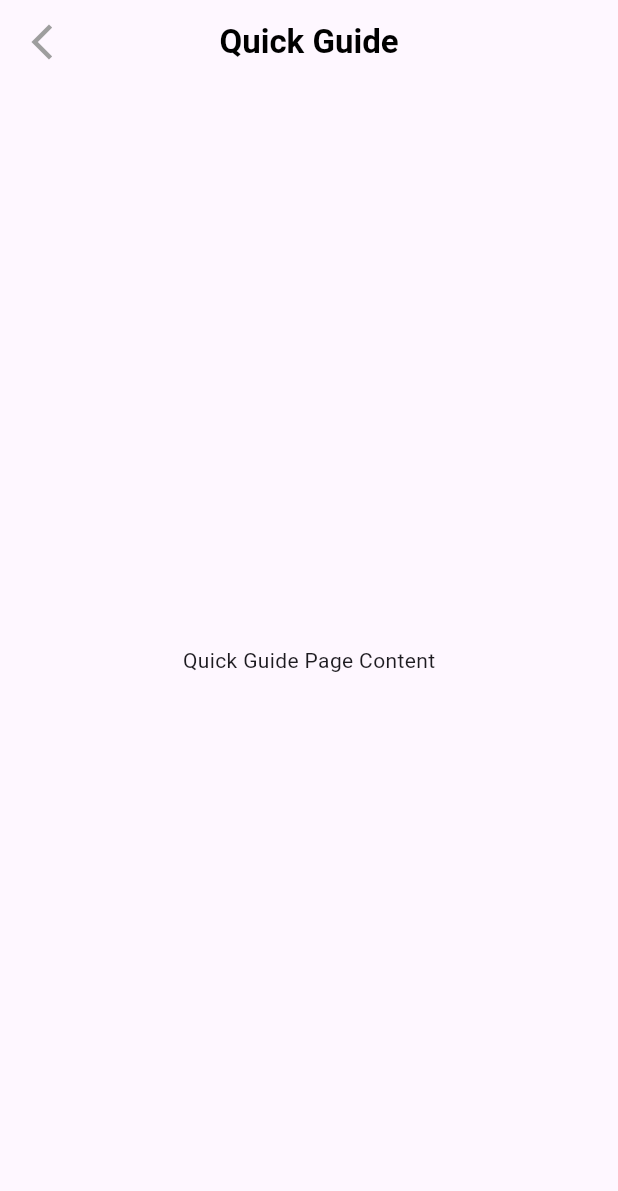
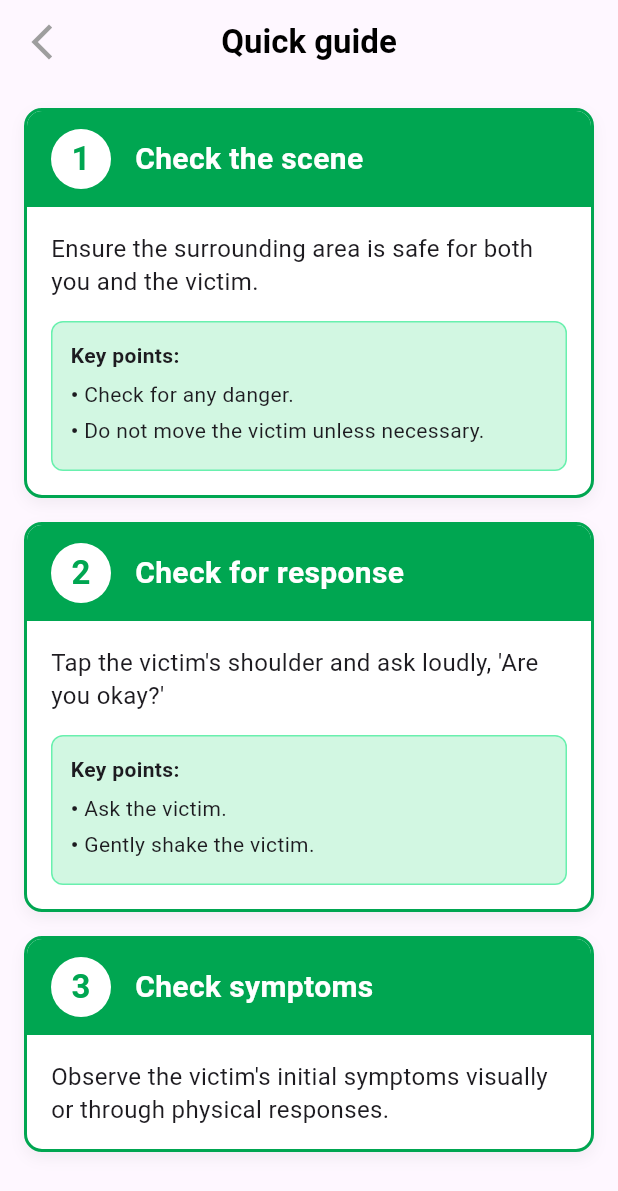
Before and after one commit to NyoronZ/204311_StayAlive, a Flutter app: the QuickGuideScreen screen opened by its route, on a phone screen of 412 x 824 dp. Shown: the top 1191 px of the screen. Run offline on Flutter 3.47's test engine with Material 3 defaults, Android fonts, the light colour scheme and no system bars.

Commit message:
commits for pulling

```diff
--- a/lib/core/language_provider.dart
+++ b/lib/core/language_provider.dart
@@ -54,6 +54,34 @@ class LanguageProvider extends ChangeNotifier {
         'medical_ref': 'Medical References',
         'select_lang': 'Select Language',
       },
+      'quick_guide_cards': [
+        {
+          'number': '1',
+          'title': 'Check the scene',
+          'description': 'Ensure the surrounding area is safe for both you and the victim.',
+          'keyPoints': [
+            'Check for any danger.',
+            'Do not move the victim unless necessary.',
+          ],
+        },
+        {
+          'number': '2',
+          'title': 'Check for response',
+          'description': 'Tap the victim\'s shoulder and ask loudly, \'Are you okay?\'',
+          'keyPoints': [
+            'Ask the victim.',
+            'Gently shake the victim.',
+          ],
+        },
+        {
+          'number': '3',
+          'title': 'Check symptoms',
+          'description': 'Observe the victim\'s initial symptoms visually or through physical responses.',
+        },
+      ],
+      'quick-guide': {
+        'key-points': 'Key points:',
+      },
     },
     'th': {
       'common': {
@@ -103,6 +131,34 @@ class LanguageProvider extends ChangeNotifier {
         'medical_ref': 'อ้างอิงทางการแพทย์',
         'select_lang': 'เลือกภาษา',
       },
+      'quick_guide_cards': [
+        {
+          'number': '1',
+          'title': 'ตรวจสอบพื้นที่',
+          'description': 'ตรวจสอบความปลอดภัยของสถานที่รอบตัวทั้งคุณและผู้บาดเจ็บ',
+          'keyPoints': [
+            'ตรวจสอบว่ามีอันตรายหรือไม่',
+            'อย่าย้ายผู้ป่วยถ้าไม่จำเป็น',
+          ],
+        },
+        {
+          'number': '2',
+          'title': 'ตรวจการตอบสนอง',
+          'description': 'เช็คการตอบสนอง แตะไหล่ผู้ป่วยแล้วถามว่า \'โอเคไหม?\'',
+          'keyPoints': [
+            'ถามผู้ป่วย',
+            'เขย่าตัวของผู้ป่วยเบาๆ',
+          ],
+        },
+        {
+          'number': '3',
+          'title': 'เช็คอาการ',
+          'description': 'ตรวจสอบอาการเบื้องต้นของผู้ป่วยจากการมอง หรือการตอบสนองทางกายภาพ',
+        },
+      ],
+      'quick-guide': {
+        'key-points': 'จุดสำคัญ:',
+      },
     },
   };
 
@@ -120,4 +176,9 @@ class LanguageProvider extends ChangeNotifier {
   List<Map<String, String>> getTutorialPages() {
     return List<Map<String, String>>.from(_content[_currentLocale.languageCode]?['tutorial_pages']);
   }
+
+  // Helper to get quick guide cards list
+  List<Map<String, dynamic>> getQuickGuideCards() {
+    return List<Map<String, dynamic>>.from(_content[_currentLocale.languageCode]?['quick_guide_cards'] ?? []);
+  }
 }
--- a/lib/screens/emergency/quick_guide_screen.dart
+++ b/lib/screens/emergency/quick_guide_screen.dart
@@ -1,4 +1,6 @@
 import 'package:flutter/material.dart';
+import 'package:provider/provider.dart';
+import '../../core/language_provider.dart';
 import '../../widgets/custom_app_bar.dart';
 
 class QuickGuideScreen extends StatelessWidget {
@@ -6,9 +8,169 @@ class QuickGuideScreen extends StatelessWidget {
 
   @override
   Widget build(BuildContext context) {
-    return const Scaffold(
-      appBar: CustomAppBar(title: "Quick Guide"),
-      body: Center(child: Text("Quick Guide Page Content")),
+    final languageProvider = Provider.of<LanguageProvider>(context);
+    final cardsData = languageProvider.getQuickGuideCards();
+
+    return Scaffold(
+      appBar: CustomAppBar(
+          title: languageProvider.translate('home', 'quick_guide')),
+      body: ListView.separated(
+        padding: const EdgeInsets.all(16.0),
+        itemCount: cardsData.length,
+        separatorBuilder: (context, index) => const SizedBox(height: 16),
+        itemBuilder: (context, index) {
+          final cardData = cardsData[index];
+          return QuickGuideCard(
+            number: cardData['number'],
+            title: cardData['title'],
+            description: cardData['description'],
+            keyPoints: cardData['keyPoints'] != null
+                ? List<String>.from(cardData['keyPoints'])
+                : null,
+          );
+        },
+      ),
     );
   }
 }
+
+class QuickGuideCard extends StatelessWidget {
+  final String number;
+  final String title;
+  final String description;
+  final List<String>? keyPoints;
+
+  const QuickGuideCard({
+    super.key,
+    required this.number,
+    required this.title,
+    required this.description,
+    this.keyPoints,
+  });
+
+  @override
+  Widget build(BuildContext context) {
+    final languageProvider = Provider.of<LanguageProvider>(context);
+    const mainGreen = Color(0xFF00A651);
+    const lightGreen = Color(0xFFA5F0C5);
+    const lightGreenBorder = Color(0xFF69F0AE);
+
+    return Container(
+      decoration: BoxDecoration(
+        color: Colors.white,
+        borderRadius: BorderRadius.circular(12),
+        border: Border.all(color: mainGreen, width: 2),
+        boxShadow: [
+          BoxShadow(
+            color: Colors.black.withOpacity(0.05),
+            blurRadius: 8,
+            offset: const Offset(0, 4),
+          ),
+        ],
+      ),
+      child: Column(
+        crossAxisAlignment: CrossAxisAlignment.stretch,
+        children: [
+          // Header section
+          Container(
+            padding: const EdgeInsets.symmetric(horizontal: 16, vertical: 12),
+            decoration: const BoxDecoration(
+              color: mainGreen,
+              borderRadius: BorderRadius.only(
+                topLeft: Radius.circular(10),
+                topRight: Radius.circular(10),
+              ),
+            ),
+            child: Row(
+              children: [
+                CircleAvatar(
+                  backgroundColor: Colors.white,
+                  radius: 20,
+                  child: Text(
+                    number,
+                    style: const TextStyle(
+                      color: mainGreen,
+                      fontSize: 22,
+                      fontWeight: FontWeight.bold,
+                    ),
+                  ),
+                ),
+                const SizedBox(width: 16),
+                Expanded(
+                  child: Text(
+                    title,
+                    style: const TextStyle(
+                      color: Colors.white,
+                      fontSize: 20,
+                      fontWeight: FontWeight.bold,
+                    ),
+                  ),
+                ),
+              ],
+            ),
+          ),
+          // Body section
+          Padding(
+            padding: const EdgeInsets.all(16.0),
+            child: Column(
+              crossAxisAlignment: CrossAxisAlignment.start,
+              children: [
+                Text(
+                  description,
+                  style: const TextStyle(fontSize: 16, height: 1.4),
+                ),
+                if (keyPoints != null && keyPoints!.isNotEmpty) ...[
+                  const SizedBox(height: 16),
+                  Container(
+                    width: double.infinity,
+                    padding: const EdgeInsets.all(12),
+                    decoration: BoxDecoration(
+                      color: lightGreen.withOpacity(0.5),
+                      borderRadius: BorderRadius.circular(8),
+                      border: Border.all(color: lightGreenBorder),
+                    ),
+                    child: Column(
+                      crossAxisAlignment: CrossAxisAlignment.start,
+                      children: [
+                        Text(
+                          languageProvider.translate(
+                              'quick-guide', 'key-points'),
+                          style: const TextStyle(
+                            fontWeight: FontWeight.bold,
+                            fontSize: 14,
+                          ),
+                        ),
+                        const SizedBox(height: 6),
+                        ...keyPoints!.map((point) => Padding(
+                              padding: const EdgeInsets.only(bottom: 4),
+                              child: Row(
+                                crossAxisAlignment: CrossAxisAlignment.start,
+                                children: [
+                                  const Text(
+                                    "• ",
+                                    style: TextStyle(
+                                      fontWeight: FontWeight.bold,
+                                      fontSize: 14,
+                                    ),
+                                  ),
+                                  Expanded(
+                                    child: Text(
+                                      point,
+                                      style: const TextStyle(fontSize: 14),
+                                    ),
+                                  ),
+                                ],
+                              ),
+                            )),
+                      ],
+                    ),
+                  ),
+                ]
+              ],
+            ),
+          ),
+        ],
+      ),
+    );
+  }
+}
--- a/lib/screens/splash/splash_screen.dart
+++ b/lib/screens/splash/splash_screen.dart
@@ -1,7 +1,5 @@
 import 'package:flutter/material.dart';
 import 'dart:async';
-import '../home/home_screen.dart';
-import '../tutorial/tutorial.dart';
 
 class LoadingScreen extends StatefulWidget {
   const LoadingScreen({super.key});
```
